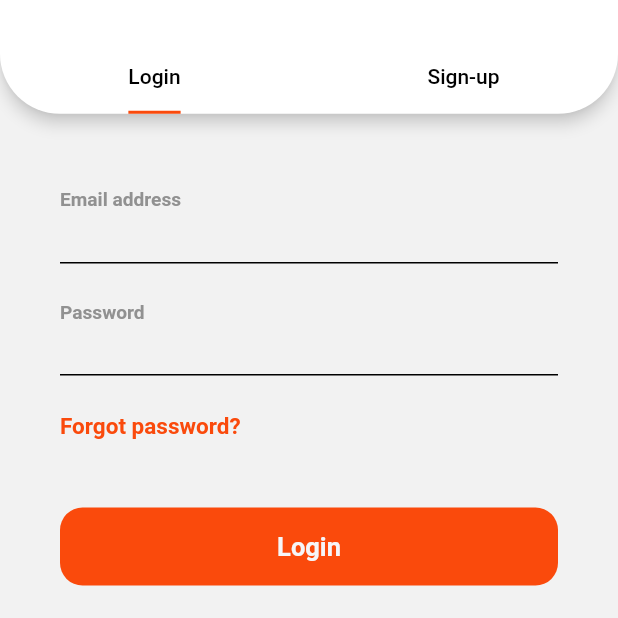
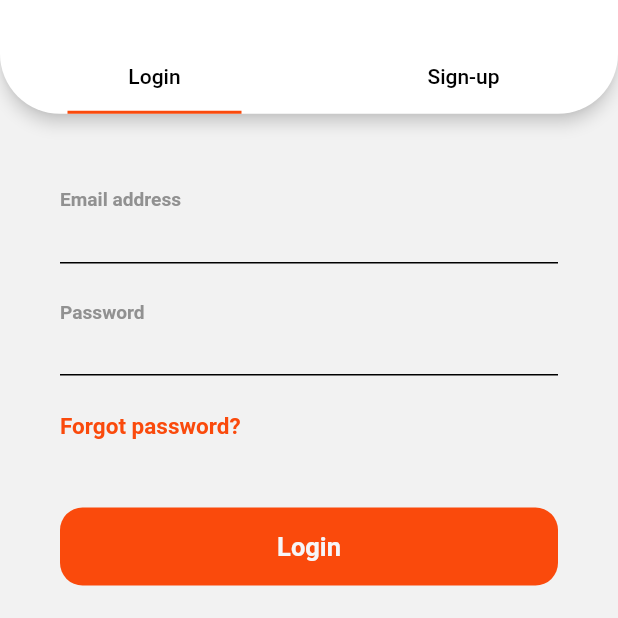
Before and after one commit to rafaelfl/food_app, a Flutter app: the screen it shows after launch, after a tap on "Get Started", on a phone screen of 412 x 824 dp, the part 465-1083 px from its top. Run offline on Flutter 3.47's test engine with Material 2 defaults, Android fonts, the phone set to English and light mode, and no system bars; Roboto replaces fonts that are missing (SFPro).

Commit message:
chore: modificada largura do TabIndicator do login

```diff
--- a/lib/src/screens/get_started/get_started_screen.dart
+++ b/lib/src/screens/get_started/get_started_screen.dart
@@ -51,6 +51,7 @@ class GetStartedScreen extends StatelessWidget {
                   ),
                 ],
               ),
+              const SizedBox(height: 20),
             ],
           ),
         ),
--- a/lib/src/screens/login_screen/login_screen.dart
+++ b/lib/src/screens/login_screen/login_screen.dart
@@ -28,8 +28,16 @@ class LoginScreen extends StatelessWidget {
           toolbarHeight: _isKeyboardOpen ? _height * 0.2 : _height * 0.41,
           shadowColor: const Color(0xFFE7E7E7),
           bottom: const TabBar(
-            indicatorColor: Color(0xFFFA4A0C),
-            indicatorSize: TabBarIndicatorSize.label,
+            // indicatorColor: Color(0xFFFA4A0C),
+            // indicatorSize: TabBarIndicatorSize.label,
+            indicator: UnderlineTabIndicator(
+              borderSide: BorderSide(
+                width: 2.0,
+                color: Color(0xFFFA4A0C),
+              ),
+              insets: EdgeInsets.symmetric(horizontal: 45.0),
+            ),
+
             tabs: [
               Tab(child: Text("Login", style: TextStyle(color: Colors.black))),
               Tab(
```
